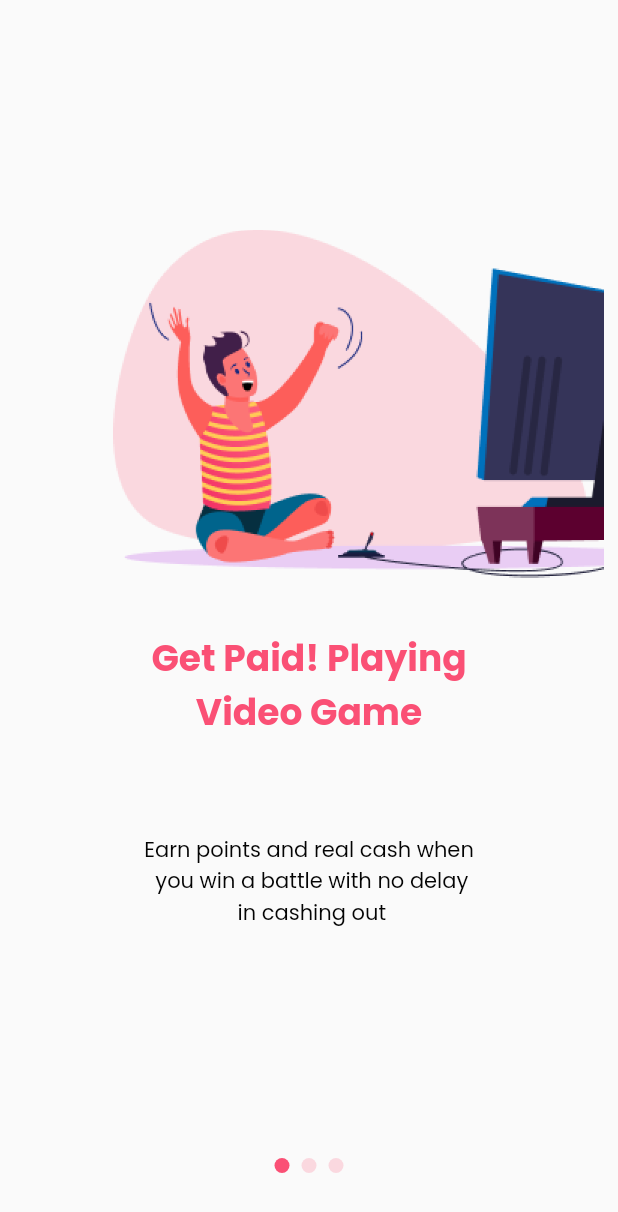
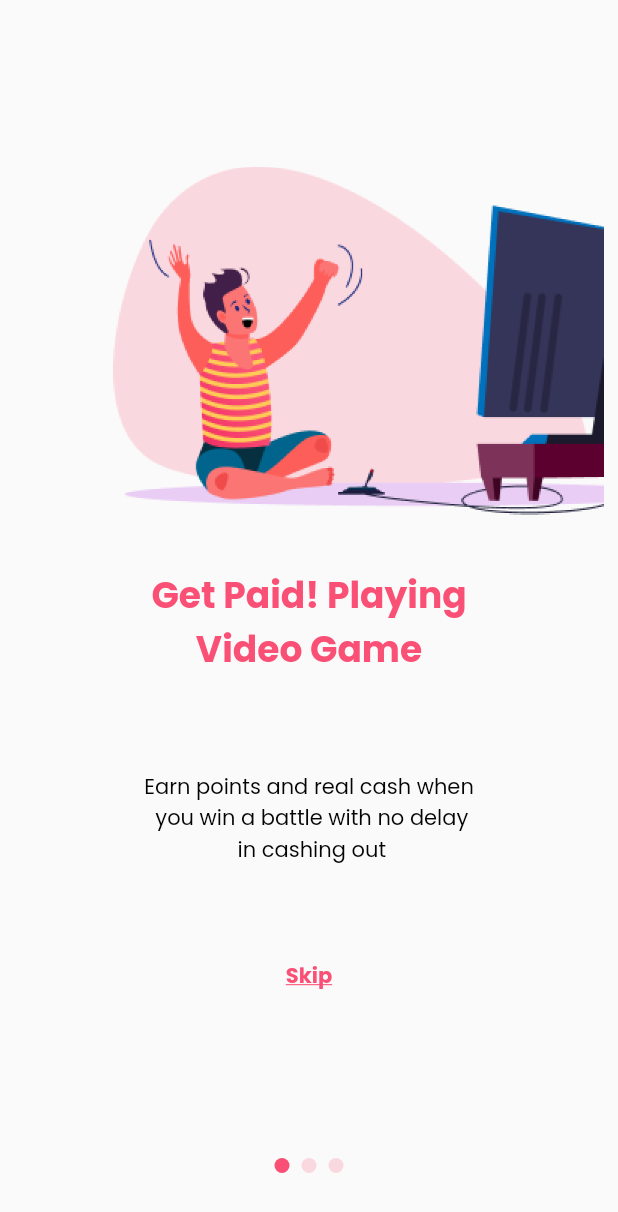
Before and after one commit to hammadx02/Gaming-App-UI-Flutter, a Flutter app: the OnBoarding screen opened directly, on a phone screen of 412 x 824 dp. Shown: the top 1212 px of the screen. Run offline on Flutter 3.47's test engine with Material 2 defaults, Android fonts, the light colour scheme and no system bars; drawn by our look-alikes of smooth_page_indicator; our stand-ins replace intl_phone_field.

Commit message:
initial commit

```diff
--- a/lib/main.dart
+++ b/lib/main.dart
@@ -1,5 +1,6 @@
 import 'package:flutter/material.dart';
-import 'package:gaming_app_ui/screens/widgets/alert_dialogue.dart';
+import 'package:gaming_app_ui/screens/onbording_screen.dart';
+import 'package:gaming_app_ui/widgets/alert_dialogue.dart';
 
 import 'package:gaming_app_ui/verification/verification_screen1.dart';
 
@@ -26,7 +27,7 @@ class _MyAppState extends State<MyApp> {
           const Color(0xffFA5075),
         ),
       ),
-      home: const AlertDialogApp(),
+      home:  OnBoarding(),
     );
   }
 }
--- a/lib/screens/onbording_screen.dart
+++ b/lib/screens/onbording_screen.dart
@@ -3,10 +3,11 @@ import 'package:smooth_page_indicator/smooth_page_indicator.dart';
 
 import '../constents/constents.dart';
 
-
 // ignore: must_be_immutable
 class OnBoarding extends StatefulWidget {
-  const OnBoarding({super.key});
+  int currentIndex = 0;
+
+   OnBoarding({super.key});
 
   @override
   State<OnBoarding> createState() => _OnBoardingState();
@@ -81,13 +82,24 @@ class _OnBoardingState extends State<OnBoarding> {
                         ),
                       ),
                     ),
-
+                    Padding(
+                      padding: const EdgeInsets.only(top: 63),
+                      child: const Text(
+                        'Skip',
+                        textAlign: TextAlign.center,
+                        style: TextStyle(
+                          fontSize: 14,
+                          fontFamily: 'Poppins Bold',
+                          color: themeColor,
+                          decoration: TextDecoration.underline,
+                        ),
+                      ),
+                    ),
                   ],
                 );
               },
             ),
           ),
-
           SmoothPageIndicator(
             controller: pageController, // PageController
             count: onBoardingContent.length,
--- a/lib/screens/splash_screen.dart
+++ b/lib/screens/splash_screen.dart
@@ -1,7 +1,6 @@
 import 'dart:async';
 
 import 'package:flutter/material.dart';
-import 'package:gaming_app_ui/screens/create_account.dart';
 import 'package:gaming_app_ui/screens/onbording_screen.dart';
 
 import '../constents/constents.dart';
@@ -16,7 +15,7 @@ class SplashScreen extends StatefulWidget {
 class _SplashScreenState extends State<SplashScreen> {
   @override
   void initState() {
-    // TODO: implement initState
+
     super.initState();
     Timer(
       const Duration(milliseconds: 3000),
```
Also changed, not shown: lib/widgets/alert_dialogue.dart (renamed from lib/screens/widgets/alert_dialogue.dart).
